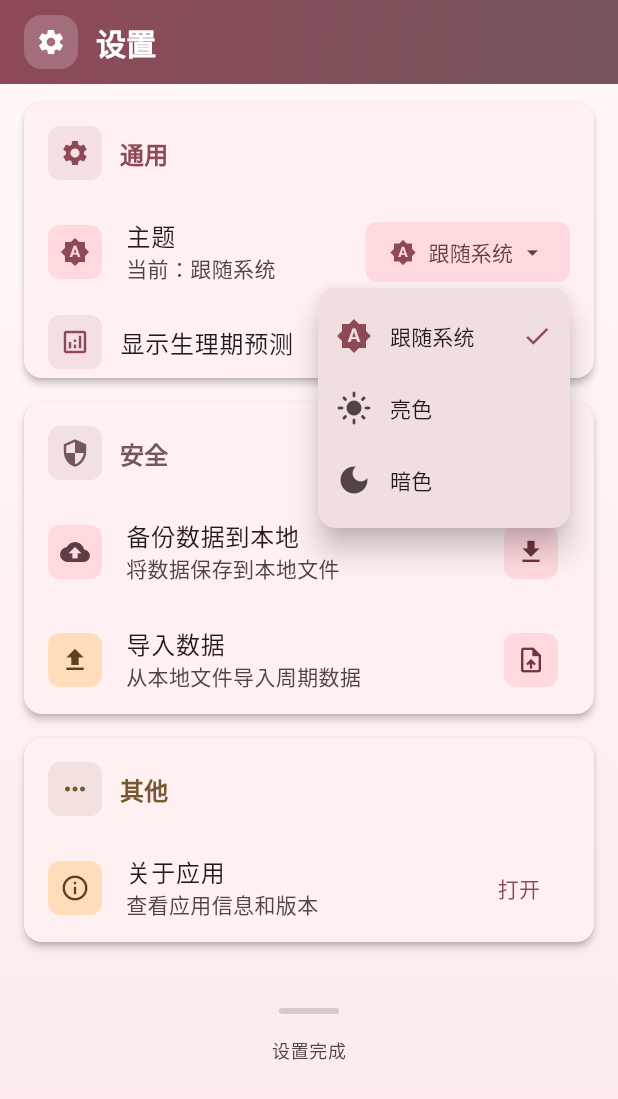
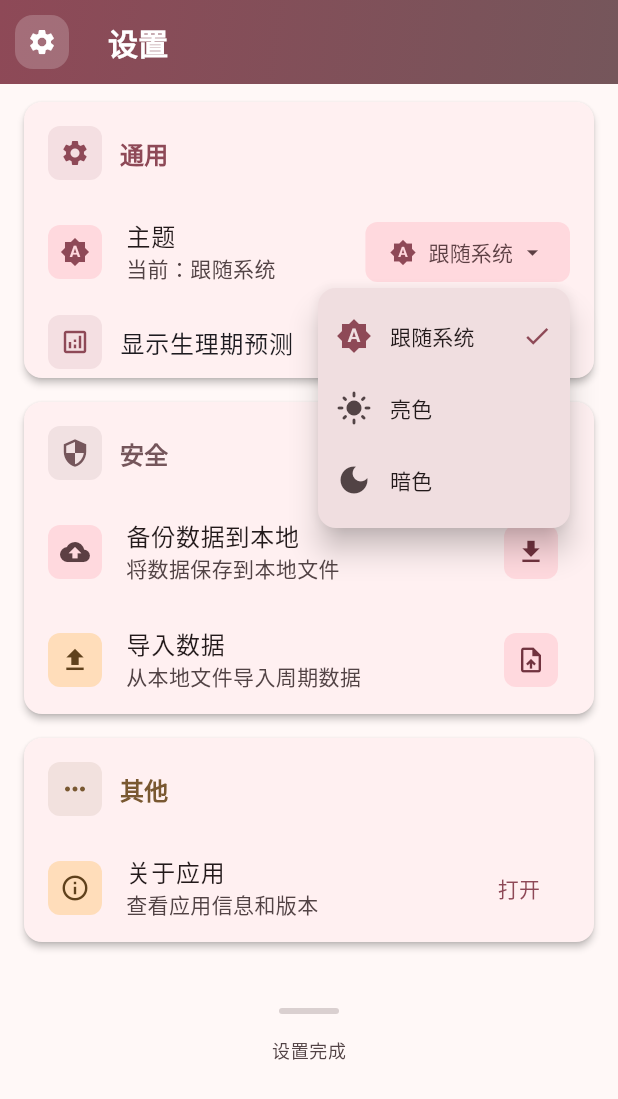
Before and after one commit to zack-zhc/period-record, a Flutter app: the SettingsPage screen opened directly, after a tap on "跟随系统", on a phone screen of 412 x 824 dp. Shown: the top 1099 px of the screen. Run offline on Flutter 3.47's test engine with Material 3 defaults, Android fonts, the phone set to English and light mode, and no system bars; our stand-ins replace file_picker, local_auth, package_info_plus, shared_preferences, sqflite, table_calendar; missing offline and left inert: encrypt, local_auth_android; accounts and stored records are empty.

Commit message:
将“统计”放入底部tab栏；app bar样式统一优化

```diff
--- /dev/null
+++ b/lib/constants/app_constants.dart
@@ -0,0 +1,17 @@
+/// 应用常量定义
+class AppConstants {
+  // 私有构造函数，防止实例化
+  AppConstants._();
+
+  /// 应用名称
+  static const String appName = "简悦经期";
+
+  /// 应用描述
+  static const String appDescription = "简单易用的生理期记录工具";
+
+  /// 开发者名称
+  static const String developerName = "Zack ZHC";
+
+  /// 版权信息
+  static const String copyright = "© 2025 No Company. All rights reserved.";
+}
--- a/lib/main.dart
+++ b/lib/main.dart
@@ -5,6 +5,7 @@ import 'package:flutter_localizations/flutter_localizations.dart';
 import 'package:test_1/pages/auth_wrapper.dart';
 import 'package:test_1/theme_provider.dart';
 import 'package:test_1/theme/app_colors.dart';
+import 'package:test_1/constants/app_constants.dart';
 
 void main() async {
   WidgetsFlutterBinding.ensureInitialized();
@@ -28,7 +29,7 @@ class MyApp extends StatelessWidget {
     final themeProvider = Provider.of<ThemeProvider>(context);
 
     return MaterialApp(
-      title: '经期记录',
+      title: AppConstants.appName,
       theme: AppTheme.lightTheme,
       darkTheme: AppTheme.darkTheme,
       themeMode: themeProvider.themeMode,
--- a/lib/pages/main_app.dart
+++ b/lib/pages/main_app.dart
@@ -3,6 +3,7 @@ import 'package:provider/provider.dart';
 import 'package:test_1/pages/home_page.dart';
 import 'package:test_1/period_provider.dart';
 import 'package:test_1/pages/settings_page.dart'; // 导入设置页面
+import 'package:test_1/pages/stats_page.dart'; // 导入统计页面
 import 'package:test_1/theme/app_colors.dart';
 
 class MainApp extends StatefulWidget {
@@ -26,8 +27,9 @@ class _MainAppState extends State<MainApp> {
   int _currentIndex = 0;
 
   final List<Widget> _pages = [
-    const HomePage(), // 使用新的主页组件
-    const SettingsPage(), // 改为设置页
+    const HomePage(), // 主页组件
+    const StatsPage(), // 统计页面
+    const SettingsPage(), // 设置页面
   ];
 
   @override
@@ -94,6 +96,11 @@ class _MainAppState extends State<MainApp> {
                         label: const Text('记录'),
                       ),
                       NavigationRailDestination(
+                        icon: const Icon(Icons.bar_chart_outlined),
+                        selectedIcon: const Icon(Icons.bar_chart),
+                        label: const Text('统计'),
+                      ),
+                      NavigationRailDestination(
                         icon: const Icon(Icons.settings_outlined),
                         selectedIcon: const Icon(Icons.settings),
                         label: const Text('设置'),
@@ -120,6 +127,11 @@ class _MainAppState extends State<MainApp> {
                         icon: Icon(Icons.calendar_today_outlined),
                         selectedIcon: Icon(Icons.calendar_today),
                         label: '记录',
+                      ),
+                      NavigationDestination(
+                        icon: Icon(Icons.bar_chart_outlined),
+                        selectedIcon: Icon(Icons.bar_chart),
+                        label: '统计',
                       ),
                       NavigationDestination(
                         icon: Icon(Icons.settings_outlined),
--- a/lib/pages/settings_page.dart
+++ b/lib/pages/settings_page.dart
@@ -15,54 +15,63 @@ class SettingsPage extends StatefulWidget {
   State<SettingsPage> createState() => _SettingsPageState();
 }
 
-class _SettingsPageState extends State<SettingsPage>
-    with TickerProviderStateMixin {
-  late AnimationController _fadeController;
-  late AnimationController _slideController;
-  late Animation<double> _fadeAnimation;
-  late Animation<Offset> _slideAnimation;
-
-  @override
-  void initState() {
-    super.initState();
-    _fadeController = AnimationController(
-      duration: const Duration(milliseconds: 800),
-      vsync: this,
-    );
-    _slideController = AnimationController(
-      duration: const Duration(milliseconds: 600),
-      vsync: this,
-    );
-
-    _fadeAnimation = Tween<double>(begin: 0.0, end: 1.0).animate(
-      CurvedAnimation(parent: _fadeController, curve: Curves.easeInOut),
-    );
-
-    _slideAnimation = Tween<Offset>(
-      begin: const Offset(0, 0.3),
-      end: Offset.zero,
-    ).animate(
-      CurvedAnimation(parent: _slideController, curve: Curves.easeOutCubic),
-    );
-
-    _fadeController.forward();
-    _slideController.forward();
-  }
-
-  @override
-  void dispose() {
-    _fadeController.dispose();
-    _slideController.dispose();
-    super.dispose();
-  }
-
+class _SettingsPageState extends State<SettingsPage> {
   @override
   Widget build(BuildContext context) {
     final colors = AppColors.of(context);
     final isDark = Theme.of(context).brightness == Brightness.dark;
 
     return Scaffold(
-      appBar: AppBar(
+      appBar: _buildAppBar(context, colors, isDark),
+      body: Container(
+        color: Theme.of(context).colorScheme.surface,
+        child: ListView(
+          padding: const EdgeInsets.symmetric(vertical: 8),
+          children: [
+            // 通用设置
+            SettingsCard(
+              title: '通用',
+              icon: Icons.settings,
+              color: Theme.of(context).colorScheme.primary,
+              children: [ThemeSelector(), const PredictionSwitchTile()],
+            ),
+
+            // 安全设置
+            SettingsCard(
+              title: '安全',
+              icon: Icons.security,
+              color: Theme.of(context).colorScheme.secondary,
+              children: [
+                BiometricLockTile(forceShow: false),
+                const DataBackupTile(),
+                const DataImportTile(),
+              ],
+            ),
+
+            // 其他设置
+            SettingsCard(
+              title: '其他',
+              icon: Icons.more_horiz,
+              color: Theme.of(context).colorScheme.tertiary,
+              children: [_buildAboutTile(context)],
+            ),
+
+            const SizedBox(height: 32),
+
+            // 底部装饰
+            _buildBottomDecoration(context),
+          ],
+        ),
+      ),
+    );
+  }
+
+  PreferredSizeWidget _buildAppBar(
+    BuildContext context,
+    ThemeColors colors,
+    bool isDark,
+  ) {
+    return AppBar(
       elevation: 0,
       backgroundColor: Colors.transparent,
       flexibleSpace: Container(
@@ -74,9 +83,17 @@ class _SettingsPageState extends State<SettingsPage>
           ),
         ),
       ),
-        title: Row(
-          children: [
-            Container(
+      title: Text(
+        '设置',
+        style: TextStyle(
+          fontWeight: FontWeight.bold,
+          color: _getTitleColor(colors, isDark),
+          fontSize: 20,
+        ),
+      ),
+      leading: IconButton(
+        onPressed: () {},
+        icon: Container(
           padding: const EdgeInsets.all(8),
           decoration: BoxDecoration(
             color: _getIconBackgroundColor(colors, isDark),
@@ -88,104 +105,7 @@ class _SettingsPageState extends State<SettingsPage>
             size: 20,
           ),
         ),
-            const SizedBox(width: 12),
-            Text(
-              '设置',
-              style: TextStyle(
-                fontWeight: FontWeight.bold,
-                color: _getTitleColor(colors, isDark),
-                fontSize: 20,
       ),
-            ),
-          ],
-        ),
-      ),
-      body: Container(
-        decoration: BoxDecoration(
-          gradient: LinearGradient(
-            begin: Alignment.topCenter,
-            end: Alignment.bottomCenter,
-            colors: [
-              Theme.of(context).colorScheme.surface,
-              Theme.of(context).colorScheme.surfaceContainer,
-            ],
-          ),
-        ),
-        child: FadeTransition(
-          opacity: _fadeAnimation,
-          child: SlideTransition(
-            position: _slideAnimation,
-            child: ListView(
-              padding: const EdgeInsets.symmetric(vertical: 8),
-              children: [
-                // 通用设置
-                _buildAnimatedSettingsCard(
-                  title: '通用',
-                  icon: Icons.settings,
-                  color: Theme.of(context).colorScheme.primary,
-                  children: [ThemeSelector(), const PredictionSwitchTile()],
-                  delay: 0,
-                ),
-
-                // 安全设置
-                _buildAnimatedSettingsCard(
-                  title: '安全',
-                  icon: Icons.security,
-                  color: Theme.of(context).colorScheme.secondary,
-                  children: [
-                    BiometricLockTile(forceShow: false),
-                    const DataBackupTile(),
-                    const DataImportTile(),
-                  ],
-                  delay: 100,
-                ),
-
-                // 其他设置
-                _buildAnimatedSettingsCard(
-                  title: '其他',
-                  icon: Icons.more_horiz,
-                  color: Theme.of(context).colorScheme.tertiary,
-                  children: [_buildAboutTile(context)],
-                  delay: 200,
-                ),
-
-                const SizedBox(height: 32),
-
-                // 底部装饰
-                _buildBottomDecoration(context),
-              ],
-            ),
-          ),
-        ),
-      ),
-    );
-  }
-
-  Widget _buildAnimatedSettingsCard({
-    required String title,
-    required IconData icon,
-    required Color color,
-    required List<Widget> children,
-    required int delay,
-  }) {
-    return TweenAnimationBuilder<double>(
-      duration: Duration(milliseconds: 600 + delay),
-      tween: Tween(begin: 0.0, end: 1.0),
-      curve: Curves.easeOutCubic,
-      builder: (context, value, child) {
-        return Transform.translate(
-          offset: Offset(0, 20 * (1 - value)),
-          child: Opacity(
-            opacity: value,
-            child: SettingsCard(
-              title: title,
-              icon: icon,
-              color: color,
-              children: children,
-            ),
-          ),
-        );
-      },
     );
   }
 
--- a/lib/pages/stats_page.dart
+++ b/lib/pages/stats_page.dart
@@ -85,12 +85,13 @@ class StatsPage extends StatelessWidget {
             borderRadius: BorderRadius.circular(12),
           ),
           child: Icon(
-            Icons.arrow_back,
+            // Icons.arrow_back,
+            Icons.bar_chart,
             color: _getIconColor(colors, isDark),
             size: 20,
           ),
         ),
-        onPressed: () => Navigator.of(context).pop(),
+        onPressed: () {},
       ),
     );
   }
--- a/pubspec.yaml
+++ b/pubspec.yaml
@@ -1,5 +1,5 @@
 name: test_1
-description: '生理期记录工具'
+description: '简单易用的生理期记录工具'
 publish_to: 'none'
 version: 0.4.18
 
```
Also changed, not shown: lib/components/home_app_bar.dart (+12 -44 lines), lib/pages/about_page.dart (+6 -5 lines), lib/utils/date_util.dart (+4 -4 lines). Lines whose indentation alone changed are shown as unchanged.
